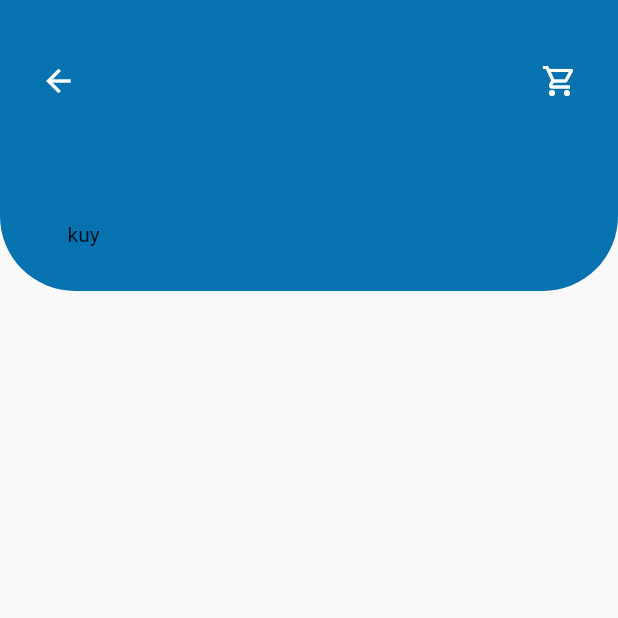
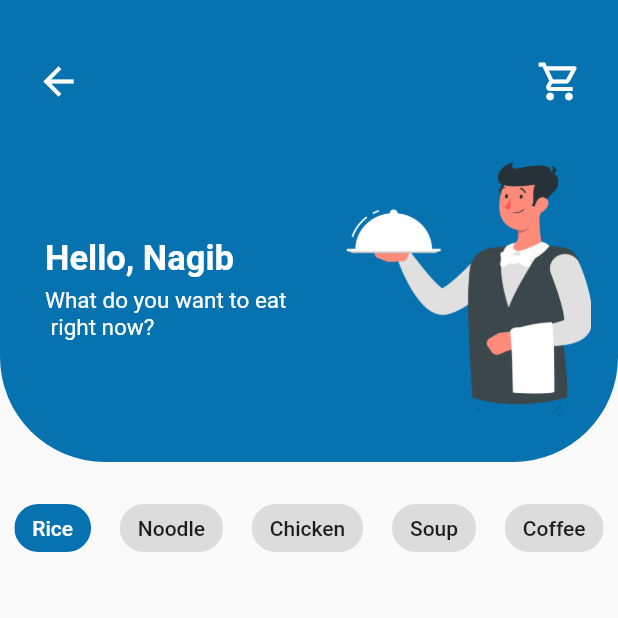
Before and after one commit to al-chakim/food_App, a Flutter app: the Home screen opened directly, on a phone screen of 412 x 824 dp, the top half of it. Run offline on Flutter 3.47's test engine with Material 2 defaults, Android fonts, the light colour scheme and no system bars.

Commit message:
kemajuan sedikit

```diff
--- a/foody/lib/home.dart
+++ b/foody/lib/home.dart
@@ -1,7 +1,6 @@
 import 'package:flutter/material.dart';
 import 'package:foody/theme.dart';
 
-import 'icons/my_icons_icons.dart';
 
 class Home extends StatefulWidget {
   const Home({ Key? key }) : super(key: key);
@@ -22,12 +21,12 @@ class _HomeState extends State<Home> {
               padding: EdgeInsets.only(
                 top: 30,
                 left: 15,
-                right: 15
+                right: 15,
               ),
               decoration: BoxDecoration(
                 color: biruTua,
                 borderRadius: BorderRadius.vertical(
-                  bottom: Radius.circular(50),
+                  bottom: Radius.circular(70),
                 ),
               ),
               child: Column(
@@ -41,39 +40,107 @@ class _HomeState extends State<Home> {
                         },
                         icon: Icon(
                           Icons.arrow_back,
-                          size: 24,
+                          size: 30,
                           color: Colors.white,
-                        ),
+                        )
                       ),
+                      //buat bikin teks input pencarian
                       IconButton(
                         onPressed: (){
 
                         },
                         icon: Icon(
                           Icons.shopping_cart_outlined,
-                          size: 24,
                           color: Colors.white,
-                        ),
-                      ),
+                          size: 30,
+                        )
+                      )
                     ],
                   ),
-                  SizedBox(height: 70,),
+                  SizedBox(height: 30,),
                   Row(
                     children: [
                       Padding(
                         padding: EdgeInsets.only(
-                          left: 30
+                          left: 15,
                         )
                       ),
-                      Text('kuy')
+                      Column(
+                        crossAxisAlignment: CrossAxisAlignment.start,
+                        children: [
+                          Text(
+                            'Hello, Nagib',
+                            style: TextStyle(
+                              color: Colors.white,
+                              fontSize: 23,
+                              fontWeight: FontWeight.w700
+                            ),
+                          ),
+                          SizedBox(height: 5,),
+                          Text(
+                            'What do you want to eat',
+                            style: TextStyle(
+                              color: Colors.white,
+                              fontSize: 15
+                            ),
+                          ),
+                          Text(
+                            ' right now?',
+                            style: TextStyle(
+                              color: Colors.white,
+                              fontSize: 15
+                            ),
+                          )
+                        ],
+                      ),
+                      Spacer(),
+                      Image.asset(
+                        'assets/images/human.png',
+                        height: 170,
+                        width: 170,
+                      )
                     ],
                   ),
                   SizedBox(height: 30,)
                 ],
               ),
             ),
+            SizedBox(height: 20,),
             Row(
+              mainAxisAlignment: MainAxisAlignment.spaceAround,
               children: [
+                ActionChip(
+                  //avatar: Icon(Icons.favorite),
+                  label: Text(
+                    'Rice',
+                    style: TextStyle(
+                      color: Colors.white,
+                      fontWeight: FontWeight.w500,
+                    ),
+                  ),
+                  onPressed: () {},
+                  backgroundColor: biruTua,
+                ),
+                ActionChip(
+                  //avatar: Icon(Icons.favorite),
+                  label: Text('Noodle'),
+                  onPressed: () {},
+                ),
+                ActionChip(
+                  //avatar: Icon(Icons.favorite),
+                  label: Text('Chicken'),
+                  onPressed: () {},
+                ),
+                ActionChip(
+                  //avatar: Icon(Icons.favorite),
+                  label: Text('Soup'),
+                  onPressed: () {},
+                ),
+                ActionChip(
+                  //avatar: Icon(Icons.favorite),
+                  label: Text('Coffee'),
+                  onPressed: () {},
+                ),
               ],
             )
           ],
--- a/foody/pubspec.yaml
+++ b/foody/pubspec.yaml
@@ -80,9 +80,9 @@ flutter:
         - asset: assets/fonts/MyIcons.ttf
   #       - asset: fonts/Schyler-Italic.ttf
   #         style: italic
-  #   - family: Trajan Pro
-  #     fonts:
-  #       - asset: fonts/TrajanPro.ttf
+  #  - family: MyIcon1
+  #      fonts:
+  #      - asset: assets/fonts/MyIcon1.ttf
   #       - asset: fonts/TrajanPro_Bold.ttf
   #         weight: 700
   #
```
